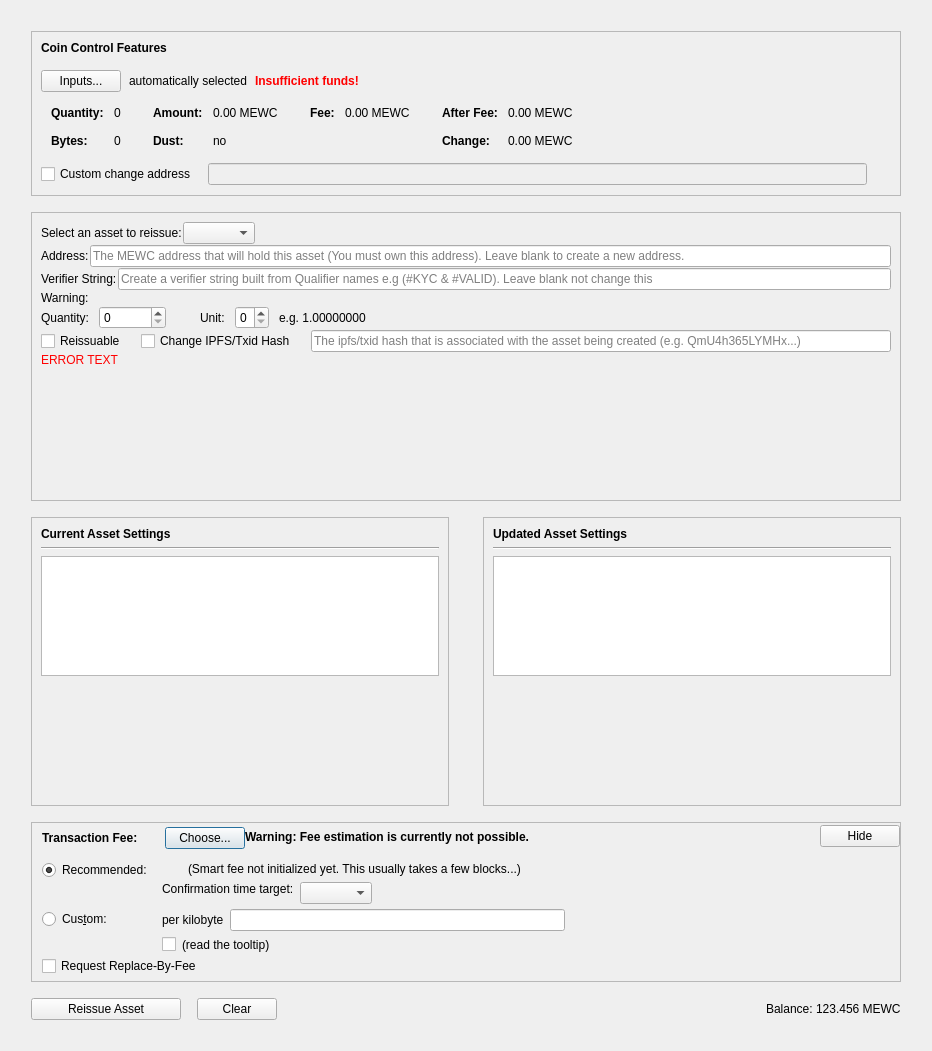
First picture: the form in src/qt/forms/reissueassetdialog.ui, repository 1NF1N18Y/points, before the edit.
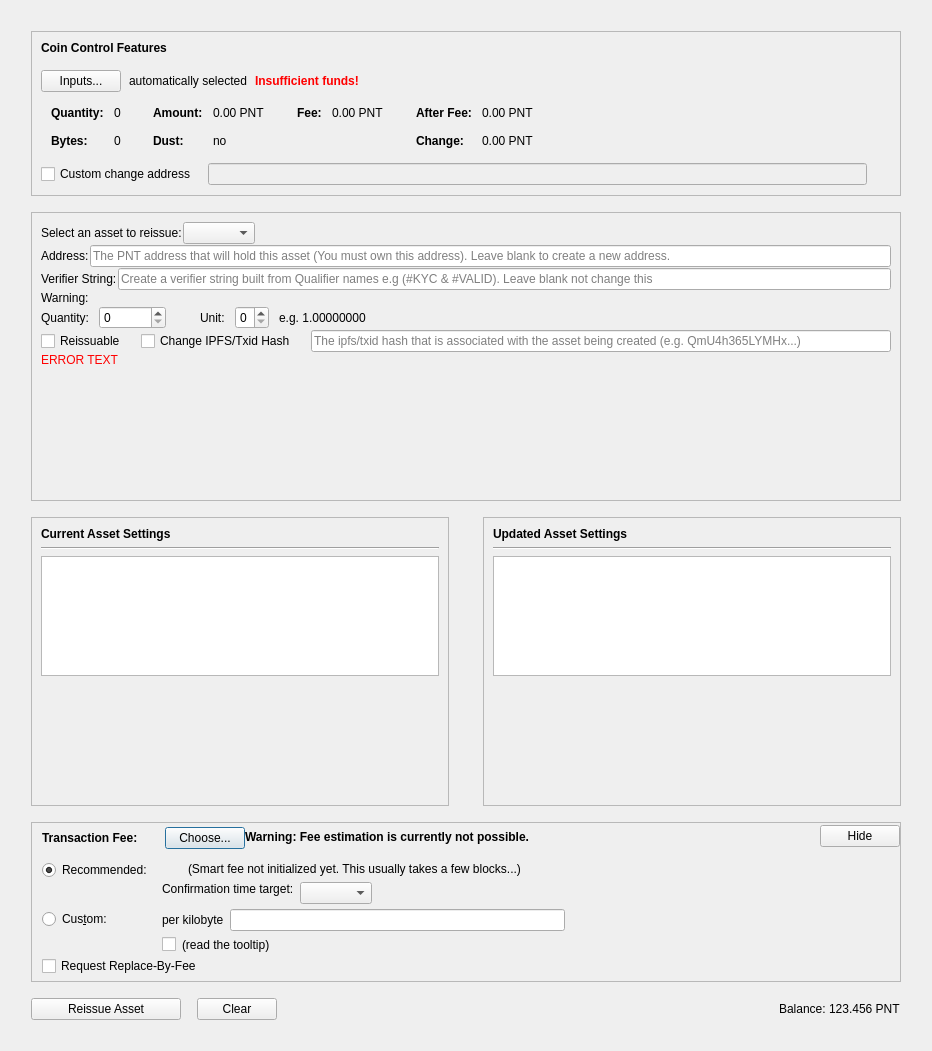
Second picture: the form after the edit. Custom widgets are drawn as their Qt base class.

Diff of the .ui file:
```diff
--- a/src/qt/forms/reissueassetdialog.ui
+++ b/src/qt/forms/reissueassetdialog.ui
@@ -320,7 +320,7 @@
                     <enum>Qt::ActionsContextMenu</enum>
                    </property>
                    <property name="text">
-                    <string notr="true">0.00 MEWC</string>
+                    <string notr="true">0.00 PNT</string>
                    </property>
                    <property name="textInteractionFlags">
                     <set>Qt::LinksAccessibleByMouse|Qt::TextSelectableByKeyboard|Qt::TextSelectableByMouse</set>
@@ -400,7 +400,7 @@
                     <enum>Qt::ActionsContextMenu</enum>
                    </property>
                    <property name="text">
-                    <string notr="true">0.00 MEWC</string>
+                    <string notr="true">0.00 PNT</string>
                    </property>
                    <property name="textInteractionFlags">
                     <set>Qt::LinksAccessibleByMouse|Qt::TextSelectableByKeyboard|Qt::TextSelectableByMouse</set>
@@ -451,7 +451,7 @@
                     <enum>Qt::ActionsContextMenu</enum>
                    </property>
                    <property name="text">
-                    <string notr="true">0.00 MEWC</string>
+                    <string notr="true">0.00 PNT</string>
                    </property>
                    <property name="textInteractionFlags">
                     <set>Qt::LinksAccessibleByMouse|Qt::TextSelectableByKeyboard|Qt::TextSelectableByMouse</set>
@@ -480,7 +480,7 @@
                     <enum>Qt::ActionsContextMenu</enum>
                    </property>
                    <property name="text">
-                    <string notr="true">0.00 MEWC</string>
+                    <string notr="true">0.00 PNT</string>
                    </property>
                    <property name="textInteractionFlags">
                     <set>Qt::LinksAccessibleByMouse|Qt::TextSelectableByKeyboard|Qt::TextSelectableByMouse</set>
@@ -648,7 +648,7 @@
                <string/>
               </property>
               <property name="placeholderText">
-               <string>The MEWC address that will hold this asset (You must own this address). Leave blank to create a new address.</string>
+               <string>The PNT address that will hold this asset (You must own this address). Leave blank to create a new address.</string>
               </property>
              </widget>
             </item>
@@ -1566,7 +1566,7 @@
          <item>
           <widget class="QLabel" name="labelBalance">
            <property name="text">
-            <string>123.456 MEWC</string>
+            <string>123.456 PNT</string>
            </property>
           </widget>
          </item>
```
Left out of the diff: 10 changed lines with no effect on the pictures.
